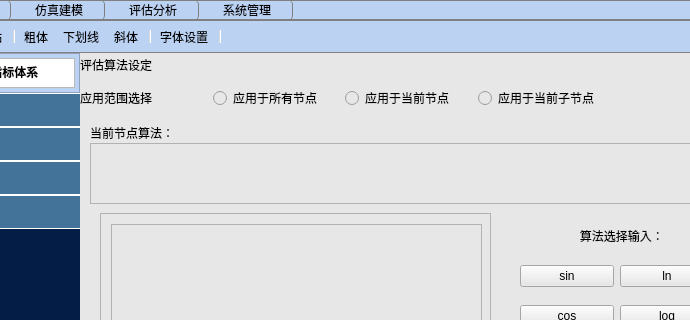
Old version of the form mainwindow.ui in the repository basiABC/evaluation; both pictures show x 120 to 810 and y 0 to 320 of the 1036 by 664 pixel window.
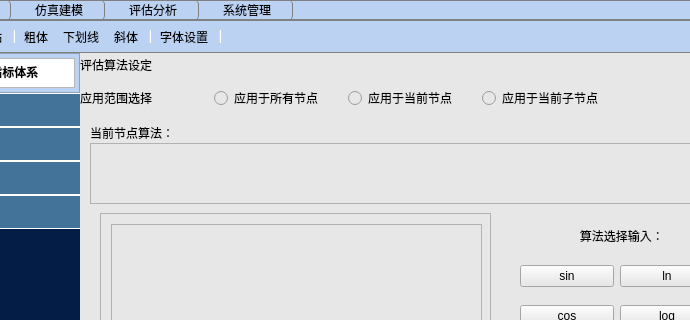
New version of the form. The open tabs and pages were chosen to show the change. Icons and pictures are not drawn.

```diff
--- a/mainwindow.ui
+++ b/mainwindow.ui
@@ -1841,7 +1841,7 @@
             <rect>
              <x>0</x>
              <y>30</y>
-             <width>524</width>
+             <width>530</width>
              <height>31</height>
             </rect>
            </property>
```
Left out of the diff: 4 changed lines with no effect on the pictures.
